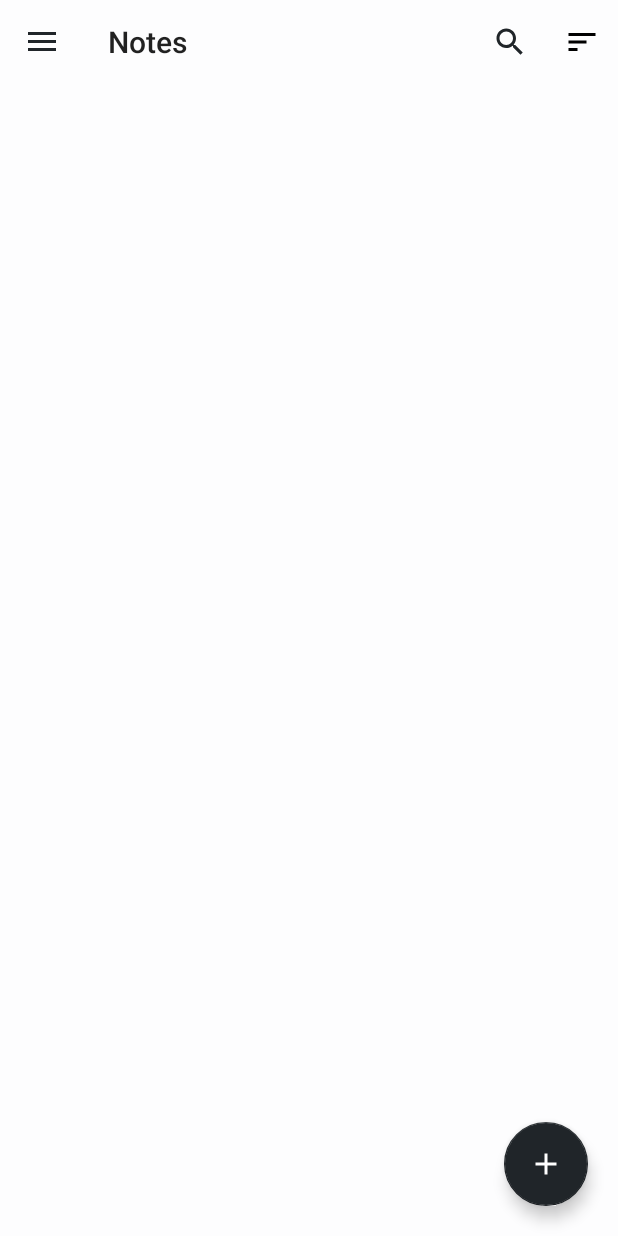
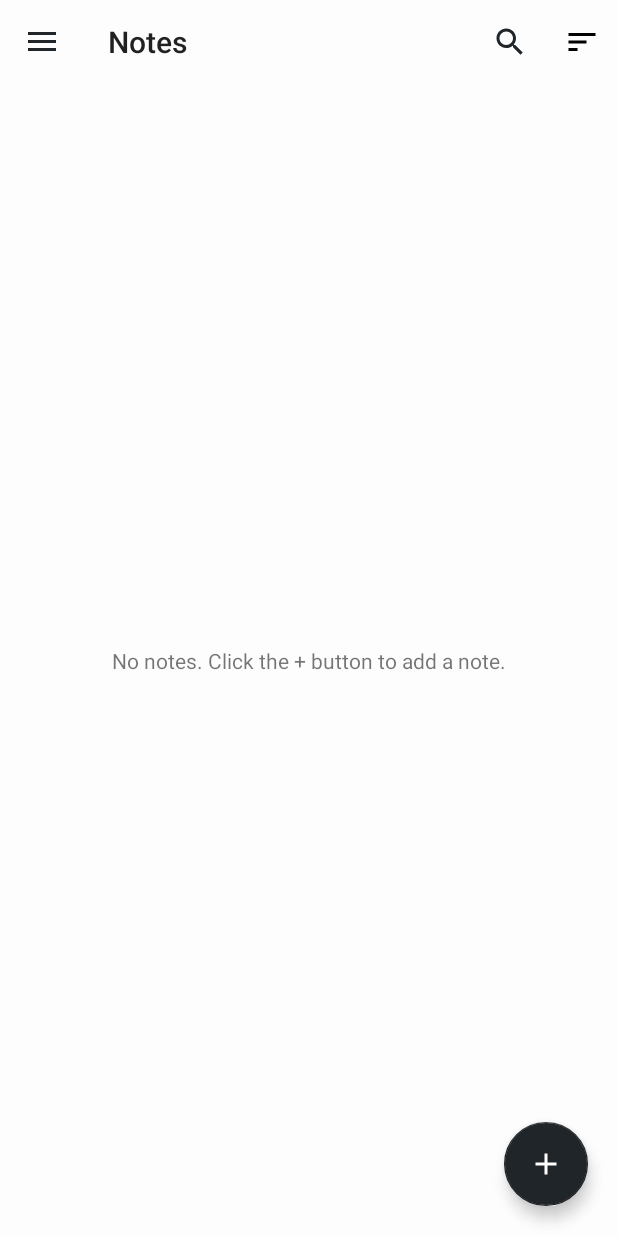
Before and after one commit to razilsh/NoteIt, an Android app: the screen it shows after launch (MainActivity), on a phone screen of 412 x 824 dp. Run offline under Robolectric (Android 15) with nearby library versions, the phone set to English and light mode, and no system bars; our stand-ins replace ButterKnife, Room's generated code, navigation-ui.

Commit message:
- Display a message when there are no items in the RecyclerView. - Updated nav component ans safe args plugin.

```diff
--- a/app/src/main/java/com/razil/noteit/ui/notes/NotesAdapter.java
+++ b/app/src/main/java/com/razil/noteit/ui/notes/NotesAdapter.java
@@ -77,9 +77,7 @@ public class NotesAdapter extends RecyclerView.Adapter<NotesAdapter.ViewHolder>
 
   @Override
   public int getItemCount() {
-    return mFilteredNoteEntities != null && !mFilteredNoteEntities.isEmpty()
-        ? mFilteredNoteEntities.size()
-        : 0;
+    return mFilteredNoteEntities != null ? mFilteredNoteEntities.size() : 0;
   }
 
   @Override
--- a/app/src/main/java/com/razil/noteit/ui/notes/NotesFragment.java
+++ b/app/src/main/java/com/razil/noteit/ui/notes/NotesFragment.java
@@ -20,6 +20,7 @@ import android.view.MenuInflater;
 import android.view.MenuItem;
 import android.view.View;
 import android.view.ViewGroup;
+import android.widget.TextView;
 import android.widget.Toast;
 
 import com.razil.noteit.R;
@@ -41,6 +42,9 @@ public class NotesFragment extends Fragment {
 
   @BindView(R.id.recyclerView_notes)
   RecyclerView mRecyclerView;
+
+  @BindView(R.id.textNoNotes)
+  TextView textNoNotes;
 
   private NotesAdapter mNotesAdapter;
 
@@ -78,13 +82,27 @@ public class NotesFragment extends Fragment {
         });
 
     mRecyclerView.setAdapter(mNotesAdapter);
+    mRecyclerView.setHasFixedSize(true);
     mRecyclerView.addItemDecoration(
         new DividerItemDecoration(requireContext(), LinearLayoutManager.VERTICAL));
 
     NotesViewModelFactory factory = InjectorUtils.provideNotesViewModelFactory(requireActivity());
     NotesViewModel viewModel =
         ViewModelProviders.of(requireActivity(), factory).get(NotesViewModel.class);
-    viewModel.getAllNotes().observe(this, mNotesAdapter::setNoteEntities);
+    viewModel
+        .getAllNotes()
+        .observe(
+            this,
+            noteEntities -> {
+              if (noteEntities != null && noteEntities.size() > 0) {
+                textNoNotes.setVisibility(View.GONE);
+                mRecyclerView.setVisibility(View.VISIBLE);
+              } else {
+                textNoNotes.setVisibility(View.VISIBLE);
+                mRecyclerView.setVisibility(View.GONE);
+              }
+              mNotesAdapter.setNoteEntities(noteEntities);
+            });
 
     mAddNoteButton.setOnClickListener(Navigation.createNavigateOnClickListener(R.id.addNoteAction));
   }
--- a/app/src/main/java/com/razil/noteit/util/InjectorUtils.java
+++ b/app/src/main/java/com/razil/noteit/util/InjectorUtils.java
@@ -3,20 +3,17 @@ package com.razil.noteit.util;
 import android.content.Context;
 import android.support.annotation.NonNull;
 
+import com.razil.noteit.AppExecutors;
 import com.razil.noteit.data.db.NotesDatabase;
 import com.razil.noteit.data.repo.NoteRepository;
 import com.razil.noteit.data.repo.NoteRepositoryImpl;
 import com.razil.noteit.ui.addnote.AddNoteViewModelFactory;
 import com.razil.noteit.ui.notes.NotesViewModelFactory;
 
-import java.util.concurrent.Executor;
-import java.util.concurrent.Executors;
-
 public final class InjectorUtils {
   public static NoteRepositoryImpl provideNotesRepository(@NonNull Context context) {
     NotesDatabase database = NotesDatabase.getInstance(context.getApplicationContext());
-    Executor executor = Executors.newCachedThreadPool();
-    return new NoteRepositoryImpl(database.noteDao(), executor);
+    return new NoteRepositoryImpl(database.noteDao(), AppExecutors.getInstance().diskIO());
   }
 
   public static NotesViewModelFactory provideNotesViewModelFactory(@NonNull Context context) {
--- a/app/src/main/res/layout/fragment_notes.xml
+++ b/app/src/main/res/layout/fragment_notes.xml
@@ -14,7 +14,24 @@
             android:id="@+id/recyclerView_notes"
             android:layout_width="0dp"
             android:layout_height="0dp"
+            android:visibility="gone"
             app:layoutManager="android.support.v7.widget.LinearLayoutManager"
+            app:layout_constraintBottom_toBottomOf="parent"
+            app:layout_constraintEnd_toEndOf="parent"
+            app:layout_constraintStart_toStartOf="parent"
+            app:layout_constraintTop_toTopOf="parent" />
+
+        <TextView
+            android:id="@+id/textNoNotes"
+            android:layout_width="wrap_content"
+            android:layout_height="wrap_content"
+            android:layout_marginStart="8dp"
+            android:layout_marginLeft="8dp"
+            android:layout_marginTop="8dp"
+            android:layout_marginEnd="8dp"
+            android:layout_marginRight="8dp"
+            android:layout_marginBottom="8dp"
+            android:text="@string/msg_no_notes"
             app:layout_constraintBottom_toBottomOf="parent"
             app:layout_constraintEnd_toEndOf="parent"
             app:layout_constraintStart_toStartOf="parent"
--- a/app/src/main/res/navigation/nav_graph.xml
+++ b/app/src/main/res/navigation/nav_graph.xml
@@ -27,6 +27,6 @@
         <argument
             android:name="noteId"
             android:defaultValue="-1"
-            app:type="integer" />
+            app:argType="integer" />
     </fragment>
 </navigation>
--- a/app/src/main/res/values/strings.xml
+++ b/app/src/main/res/values/strings.xml
@@ -5,4 +5,5 @@
     <string name="confirm_delete_note">Are you sure you want to permanently delete this note?</string>
     <string name="delete">Delete</string>
     <string name="search_hint">Search</string>
+    <string name="msg_no_notes">No notes. Click the + button to add a note.</string>
 </resources>
--- a/build.gradle
+++ b/build.gradle
@@ -8,7 +8,7 @@ buildscript {
     }
     dependencies {
         classpath 'com.android.tools.build:gradle:3.3.0-alpha03'
-        classpath "android.arch.navigation:navigation-safe-args-gradle-plugin:1.0.0-alpha03"
+        classpath "android.arch.navigation:navigation-safe-args-gradle-plugin:1.0.0-alpha04"
 
         // NOTE: Do not place your application dependencies here; they belong
         // in the individual module build.gradle files
@@ -20,7 +20,7 @@ ext {
     constraint_layout_version = "1.1.2"
     junit_version = "4.12"
     support_test_version = "1.0.2"
-    nav_version = "1.0.0-alpha03"
+    nav_version = "1.0.0-alpha04"
     room_version = "1.1.1"
     lifecycle_version = "1.1.1"
 }
```
